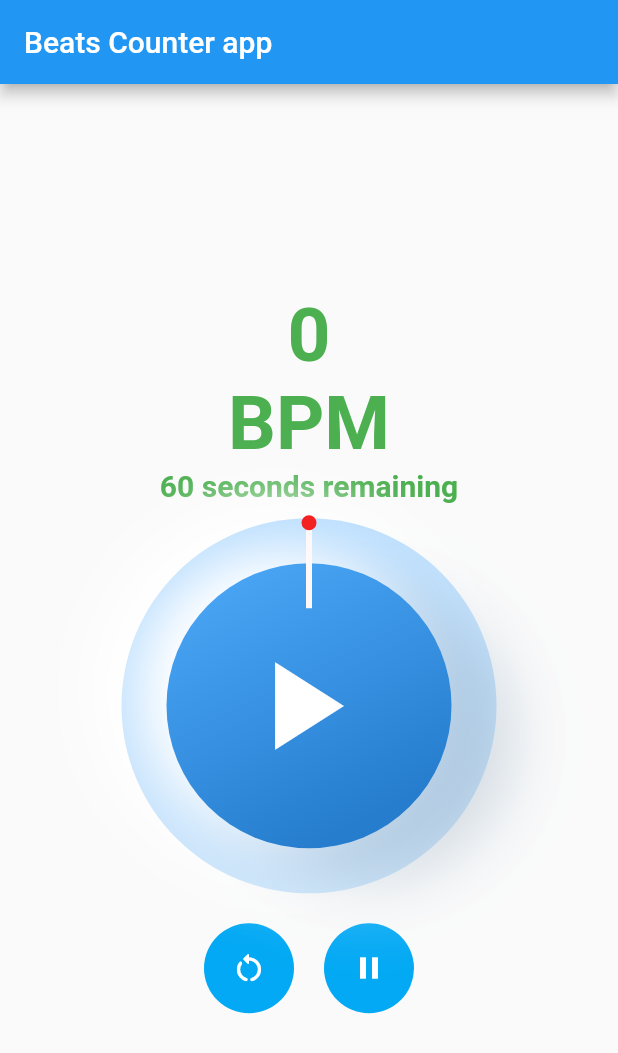
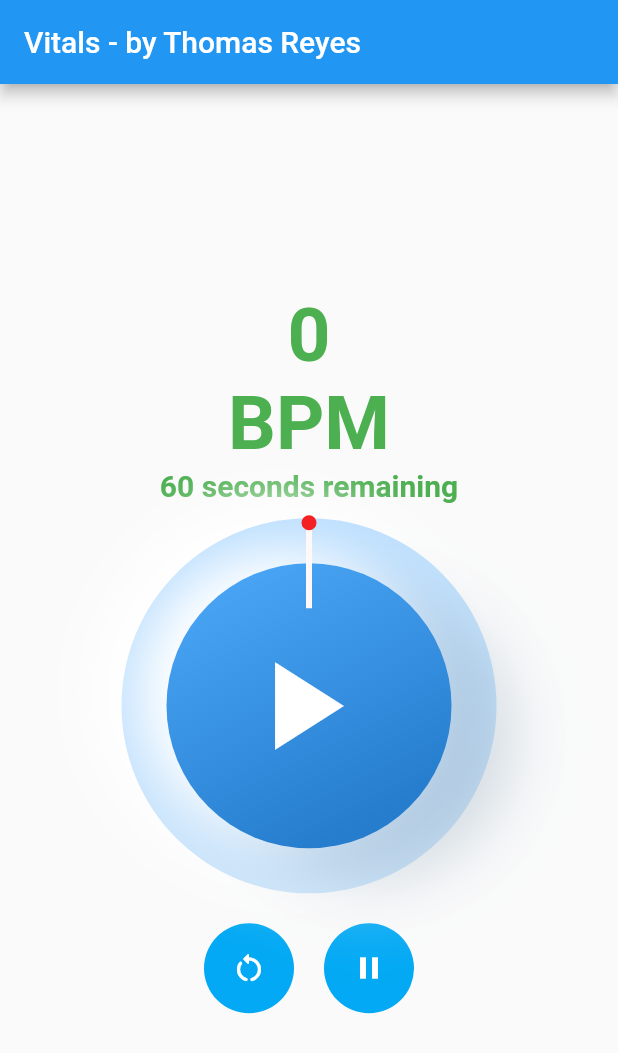
Before and after one commit to niccoreyes/VitalsCounter_source, a Flutter app: the screen it shows after launch, on a phone screen of 412 x 824 dp. Shown: the top 1053 px of the screen. Run offline on Flutter 3.47's test engine with Material 2 defaults, Android fonts, the phone set to English and light mode, and no system bars.

Commit message:
changed Title for public

```diff
--- a/lib/main.dart
+++ b/lib/main.dart
@@ -94,7 +94,7 @@ class _MyHomePageState extends State<MyHomePage> {
   Widget build(BuildContext context) {
     return Scaffold(
       appBar: AppBar(
-        title: const Text("Beats Counter app"),
+        title: const Text("Vitals - by Thomas Reyes"),
       ),
       body: Center(
         child: Column(
```
Also changed, not shown: 5 other files.
